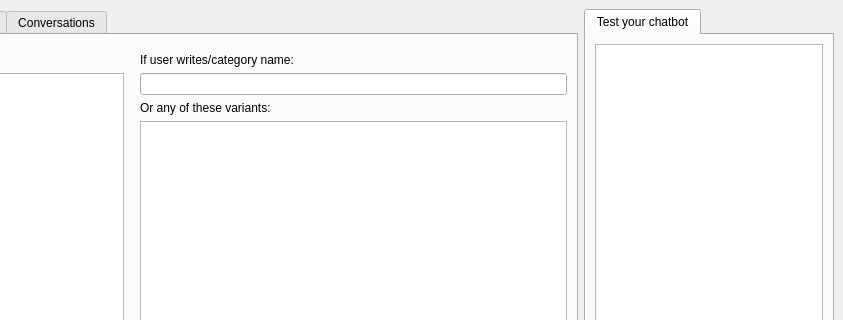
The window that src/main-project/front-end/mainwindow.ui (lvklabs/chatbot) describes before a commit, drawn with Qt 5; both pictures show x 181 to 1024 and y 0 to 320 of the 1024 by 600 pixel window.
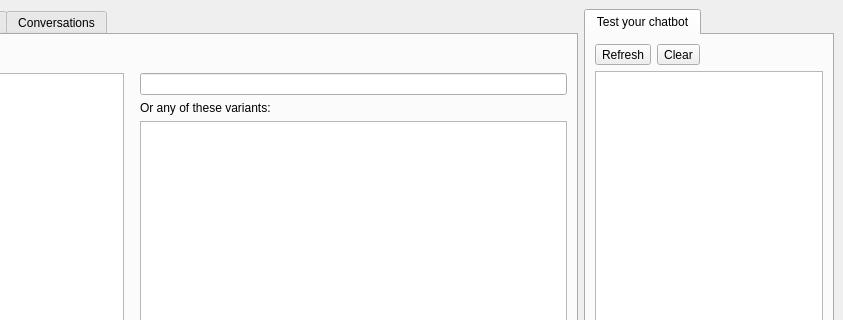
The same window after the commit. The open tabs and pages were chosen to show the change. Icons and pictures are not drawn.

Commit message: Added Nlp::Engine and Nlp::Rule classes. Started implementation of NLP and test tab

What changed in the file:
```diff
--- a/src/main-project/front-end/mainwindow.ui
+++ b/src/main-project/front-end/mainwindow.ui
@@ -113,7 +113,7 @@
             <item row="0" column="3">
              <widget class="QLabel" name="ifUserWritesLabel">
               <property name="text">
-               <string>If user writes/category name:</string>
+               <string/>
               </property>
               <property name="alignment">
                <set>Qt::AlignBottom|Qt::AlignLeading|Qt::AlignLeft</set>
@@ -378,6 +378,37 @@
         <string>Test your chatbot</string>
        </attribute>
        <layout class="QVBoxLayout" name="verticalLayout">
+        <item>
+         <layout class="QHBoxLayout" name="testToolbarLayout">
+          <item>
+           <widget class="QToolButton" name="refreshEngineRulesButton">
+            <property name="text">
+             <string>Refresh</string>
+            </property>
+           </widget>
+          </item>
+          <item>
+           <widget class="QToolButton" name="clearTestConversationButton">
+            <property name="text">
+             <string>Clear</string>
+            </property>
+           </widget>
+          </item>
+          <item>
+           <spacer name="testToolbarSpacer">
+            <property name="orientation">
+             <enum>Qt::Horizontal</enum>
+            </property>
+            <property name="sizeHint" stdset="0">
+             <size>
+              <width>40</width>
+              <height>20</height>
+             </size>
+            </property>
+           </spacer>
+          </item>
+         </layout>
+        </item>
         <item>
          <widget class="QTextEdit" name="testConversationText">
           <property name="readOnly">
```
Left out of the diff: 10 changed lines with no effect on the pictures. The commit also changes 12 other files.
